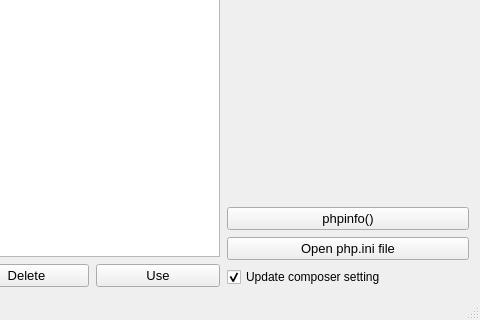
Old version of the form design.ui in the repository donmbelembe/php-installer; both pictures show x 324 to 804 and y 282 to 602 of the 804 by 602 pixel window.
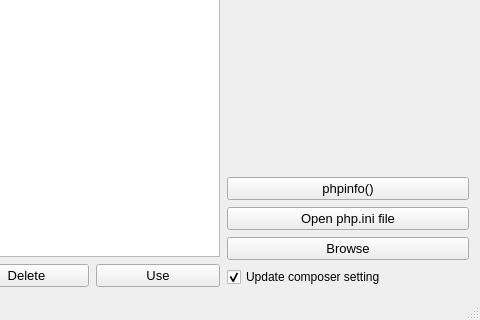
New version of the form. Icons and pictures are not drawn.

The edit to the form file:
```diff
--- a/design.ui
+++ b/design.ui
@@ -308,6 +308,18 @@
             </property>
            </widget>
           </item>
+          <item>
+           <widget class="QPushButton" name="browseBtn">
+            <property name="font">
+             <font>
+              <pointsize>10</pointsize>
+             </font>
+            </property>
+            <property name="text">
+             <string>Browse</string>
+            </property>
+           </widget>
+          </item>
           <item>
            <widget class="QCheckBox" name="checkBox">
             <property name="enabled">
```
